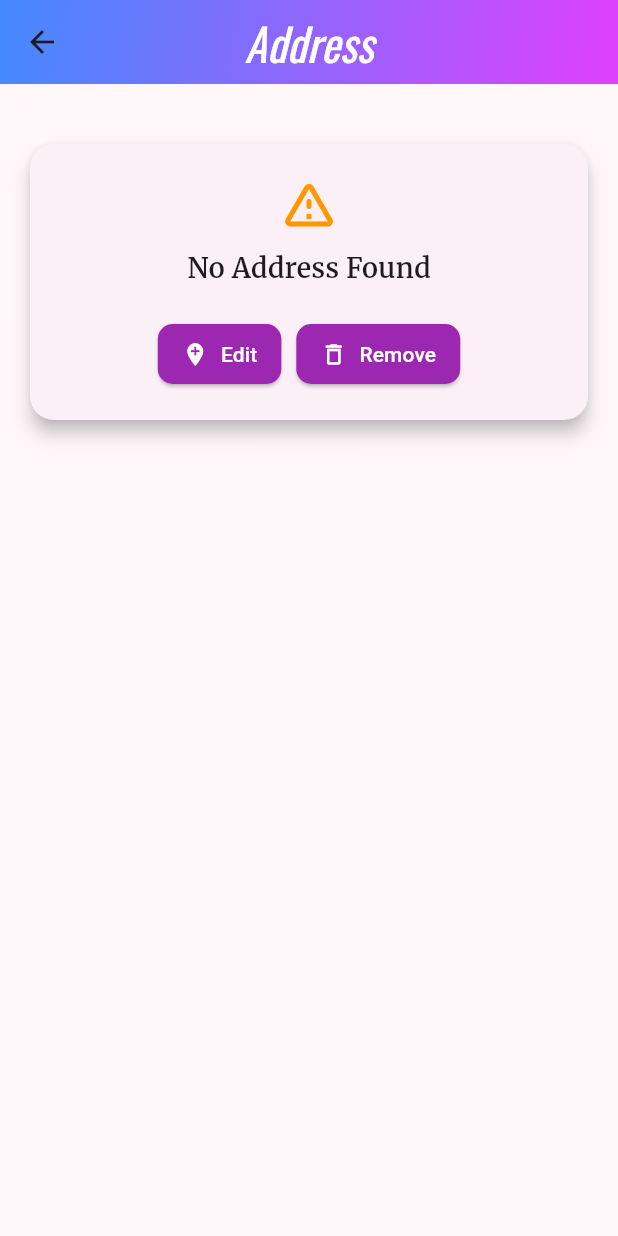
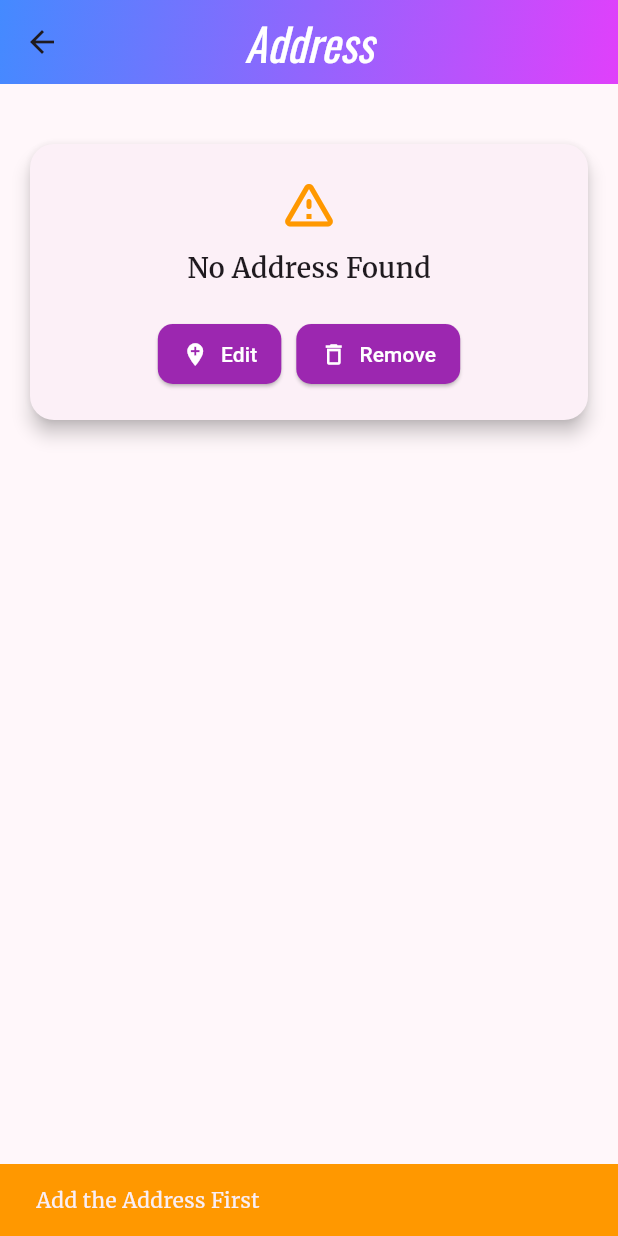
Before and after one commit to rhtmahour/go90Stores, a Flutter app: the Customeraddress screen opened directly, after a tap on "Remove", on a phone screen of 412 x 824 dp. Run offline on Flutter 3.47's test engine with Material 3 defaults, Android fonts, the phone set to English and light mode, and no system bars; our stand-ins replace badges, carousel_slider, cloud_firestore, csv, dio, dots_indicator and 13 more; missing offline and left inert: flutter_stripe; accounts and stored records are empty; network calls fail.

Commit message:
code on date 26-05-2025

```diff
--- a/lib/customeraddress.dart
+++ b/lib/customeraddress.dart
@@ -13,6 +13,7 @@ class Customeraddress extends StatefulWidget {
 class _CustomeraddressState extends State<Customeraddress> {
   String? address;
   bool isLoading = true;
+  Map<String, dynamic>? addressData;
 
   final FirebaseAuth _auth = FirebaseAuth.instance;
   final FirebaseFirestore _firestore = FirebaseFirestore.instance;
@@ -25,27 +26,42 @@ class _CustomeraddressState extends State<Customeraddress> {
       if (uid != null) {
         final doc = await _firestore.collection('customers').doc(uid).get();
 
-        setState(() {
-          address = doc.exists && doc.data()!.containsKey('address')
-              ? doc['address']
-              : null;
-        });
+        if (doc.exists && doc.data() != null) {
+          setState(() {
+            addressData = {
+              'address': doc['address'],
+              'locality': doc['locality'],
+              'city': doc['city'],
+              'pincode': doc['pincode'],
+              'state': doc['state'],
+              'addressType': doc['addressType'],
+            };
+          });
+        }
       }
     } catch (e) {
       print('Error fetching address: $e');
-      setState(() => address = null);
+      setState(() => addressData = null);
     } finally {
       setState(() => isLoading = false);
     }
   }
 
   Future<void> removeAddress() async {
+    final context = this.context;
+
     final uid = _auth.currentUser?.uid;
     if (uid != null) {
       await _firestore.collection('customers').doc(uid).update({
         'address': FieldValue.delete(),
       });
       await fetchAddress();
+      ScaffoldMessenger.of(context).showSnackBar(
+        const SnackBar(
+          content: Text("Remove the Address Successfully"),
+          backgroundColor: Colors.green,
+        ),
+      );
     }
   }
 
@@ -83,6 +99,12 @@ class _CustomeraddressState extends State<Customeraddress> {
                         .update({'address': newAddress});
                     Navigator.of(context).pop();
                     await fetchAddress();
+                    ScaffoldMessenger.of(context).showSnackBar(
+                      const SnackBar(
+                        content: Text("Remove the Address Successfully"),
+                        backgroundColor: Colors.green,
+                      ),
+                    );
                   }
                 }
               },
@@ -240,10 +262,13 @@ class _CustomeraddressState extends State<Customeraddress> {
                                     ElevatedButton.icon(
                                       onPressed: () {
                                         ScaffoldMessenger.of(context)
-                                            .showSnackBar(const SnackBar(
-                                          content:
-                                              Text("No address to remove."),
-                                        ));
+                                            .showSnackBar(
+                                          const SnackBar(
+                                            content:
+                                                Text("Add the Address First"),
+                                            backgroundColor: Colors.orange,
+                                          ),
+                                        );
                                       },
                                       icon: const Icon(
                                         Icons.delete_outline,
```
Also changed, not shown: lib/customereditaddress.dart (+64 -39 lines).
